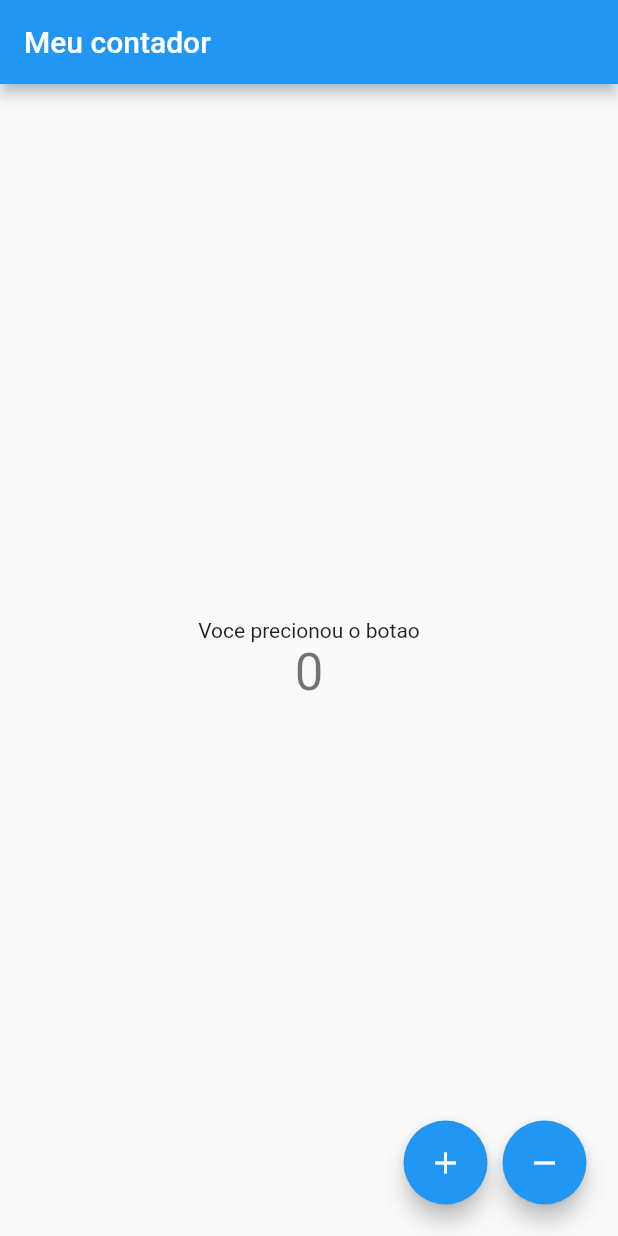
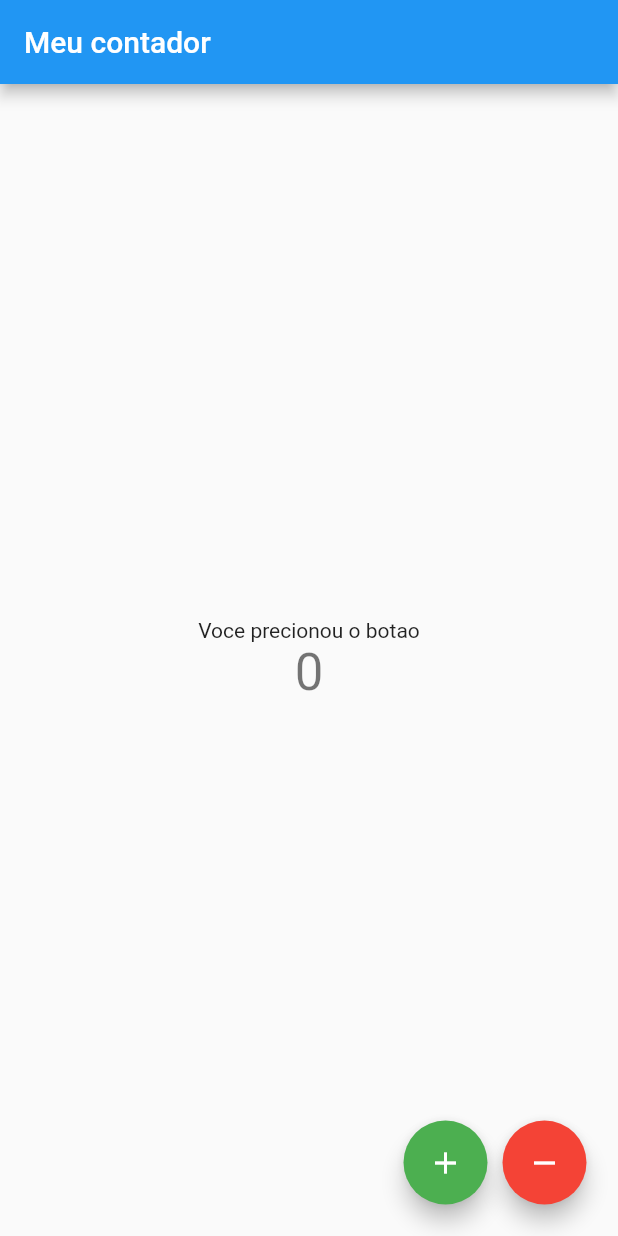
Before and after one commit to godrix/study_counter_flutter, a Flutter app: the screen it shows after launch, on a phone screen of 412 x 824 dp. Run offline on Flutter 3.47's test engine with Material 2 defaults, Android fonts, the phone set to English and light mode, and no system bars.

Commit message:
finally study

```diff
--- a/lib/main.dart
+++ b/lib/main.dart
@@ -66,23 +66,39 @@ class _MyHomePageState extends State<MyHomePage> {
         floatingActionButton: Row(
           mainAxisAlignment: MainAxisAlignment.end,
           children: [
-            Container(
-              margin: EdgeInsets.all(5),
-              child: FloatingActionButton(
-                onPressed: _incrementCounter,
-                tooltip: 'Increment',
-                child: Icon(Icons.add),
-              ),
+            FloatAction(
+              iconColor: Colors.green,
+              icon: Icon(Icons.add),
+              onPress: _incrementCounter,
             ),
-            Container(
-              margin: EdgeInsets.all(5),
-              child: FloatingActionButton(
-                onPressed: _decrementCounter,
-                tooltip: 'Increment',
-                child: Icon(Icons.remove),
-              ),
+            FloatAction(
+              iconColor: Colors.red,
+              icon: Icon(Icons.remove),
+              onPress: _decrementCounter,
             ),
           ],
         ));
   }
 }
+
+class FloatAction extends StatelessWidget {
+  final Icon icon;
+  final Color iconColor;
+  final Function onPress;
+
+  FloatAction({Key key, this.icon, this.iconColor, this.onPress})
+      : super(key: key);
+
+  @override
+  Widget build(BuildContext context) {
+    return Container(
+      margin: EdgeInsets.all(5),
+      child: FloatingActionButton(
+        onPressed: onPress,
+        tooltip: 'Increment',
+        child: icon,
+        backgroundColor: iconColor,
+      ),
+    );
+  }
+}
```
